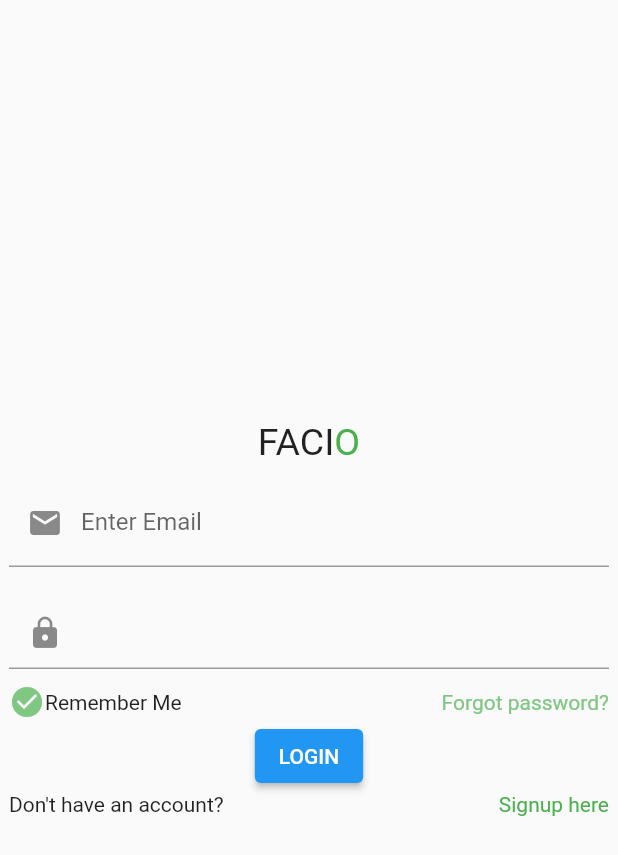
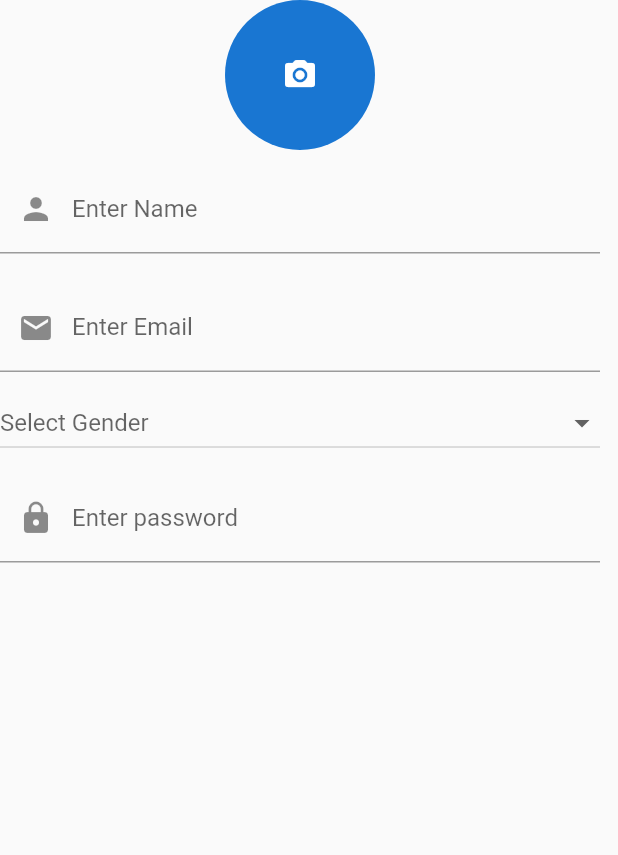
Before and after one commit to Arya0Patil/EMS_SignIn, a Flutter app: the screen it shows after launch, after a tap on "Forgot password?", on a phone screen of 412 x 824 dp. Shown: the top 855 px of the screen. Run offline on Flutter 3.47's test engine with Material 2 defaults, Android fonts, the phone set to English and light mode, and no system bars; our stand-ins replace google_fonts.

Commit message:
SignUp , dropdown

```diff
--- a/lib/screens/loginScreen.dart
+++ b/lib/screens/loginScreen.dart
@@ -1,4 +1,5 @@
 import 'package:flutter/material.dart';
+import 'package:login_ui/screens/signupScreen.dart';
 
 class signInPage extends StatefulWidget {
   const signInPage({Key? key}) : super(key: key);
@@ -71,7 +72,8 @@ class _signInPageState extends State<signInPage> {
                 ),
                 GestureDetector(
                   onTap: () {
-                    print("hi");
+                    Navigator.push(context,
+                        MaterialPageRoute(builder: (context) => signUpPage()));
                   },
                   child: Text(
                     "Forgot password?",
@@ -86,12 +88,18 @@ class _signInPageState extends State<signInPage> {
             width: 400,
             child: Row(
               mainAxisAlignment: MainAxisAlignment.spaceBetween,
-              children: const [
+              children: [
                 Text("Don't have an account?"),
-                Text(
-                  "Signup here",
-                  style: TextStyle(color: Colors.green),
-                )
+                GestureDetector(
+                  onTap: () {
+                    Navigator.push(context,
+                        MaterialPageRoute(builder: (context) => signUpPage()));
+                  },
+                  child: const Text(
+                    "Signup here",
+                    style: TextStyle(color: Colors.green),
+                  ),
+                ),
               ],
             ),
           )
--- /dev/null
+++ b/lib/screens/signupScreen.dart
@@ -0,0 +1,108 @@
+import 'package:flutter/material.dart';
+
+class signUpPage extends StatefulWidget {
+  const signUpPage({Key? key}) : super(key: key);
+
+  @override
+  _signUpPageState createState() => _signUpPageState();
+}
+
+class _signUpPageState extends State<signUpPage> {
+  final List<String> _genderItem = <String>["Male", "Female"];
+  String? _selectedGender;
+
+  String? get selectedGender => _selectedGender;
+  set selectedGender(String? item) {
+    setState(() {
+      _selectedGender = item;
+      print(selectedGender);
+    });
+  }
+
+  @override
+  Widget build(BuildContext context) {
+    return Scaffold(
+      body: Column(
+        crossAxisAlignment: CrossAxisAlignment.center,
+        children: [
+          // UserImage(context)
+          CircleAvatar(
+            radius: 50,
+            child: InkWell(onTap: () {}, child: Icon(Icons.camera_alt_rounded)),
+          ),
+
+          Container(
+            margin: EdgeInsets.fromLTRB(0, 10, 0, 10),
+            width: 400,
+            child: TextFormField(
+              decoration: const InputDecoration(
+                label: Text("Enter Name"),
+                prefixIcon: Icon(Icons.person),
+              ),
+            ),
+          ),
+          Container(
+            margin: EdgeInsets.fromLTRB(0, 10, 0, 10),
+            width: 400,
+            child: TextFormField(
+              decoration: const InputDecoration(
+                label: Text("Enter Email"),
+                prefixIcon: Icon(Icons.mail),
+              ),
+            ),
+          ),
+          Container(
+              width: 400,
+              child: DropdownButton(
+                  isExpanded: true,
+                  onChanged: (dynamic value) => selectedGender = value,
+                  items: _genderItem
+                      .map<DropdownMenuItem<String>>(
+                          (e) => DropdownMenuItem<String>(
+                                value: e,
+                                child: Text(e),
+                              ))
+                      .toList(),
+                  value: selectedGender,
+                  hint: Text('Select Gender'))),
+          Container(
+            margin: EdgeInsets.fromLTRB(0, 10, 0, 10),
+            width: 400,
+            child: TextFormField(
+              decoration: const InputDecoration(
+                label: Text("Enter password"),
+                prefixIcon: Icon(Icons.lock),
+              ),
+            ),
+          ),
+        ],
+      ),
+    );
+  }
+
+  Container UserImage(BuildContext context) {
+    final theme = Theme.of(context);
+    return Container(
+        child: Center(
+      child: Stack(
+        children: [
+          CircleAvatar(
+            radius: 60,
+            backgroundColor: theme.primaryColor,
+          ),
+          InkWell(
+            borderRadius: BorderRadius.circular(60),
+            child: Container(
+              width: 20,
+              height: 20,
+              decoration: BoxDecoration(
+                  shape: BoxShape.circle,
+                  color: theme.accentColor.withOpacity(0.5)),
+              child: Icon(Icons.camera_alt_rounded),
+            ),
+          ),
+        ],
+      ),
+    ));
+  }
+}
--- a/pubspec.yaml
+++ b/pubspec.yaml
@@ -37,6 +37,8 @@ dependencies:
   google_fonts: ^2.3.1
   firebase_core: ^1.12.0
   firebase_auth: ^3.3.7
+  firebase_storage: ^10.2.7
+  cloud_firestore: ^3.1.8
 
 dev_dependencies:
   flutter_test:
```
Also changed, not shown: pubspec.lock, 3 other files.
